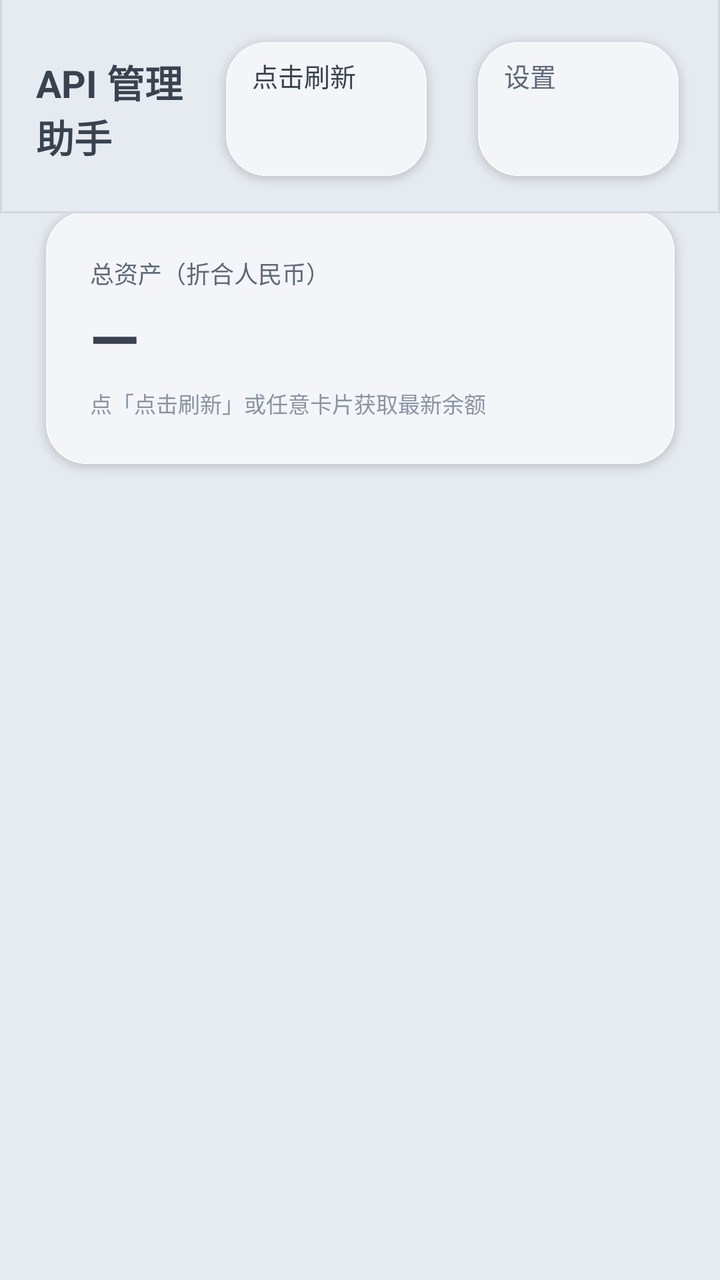
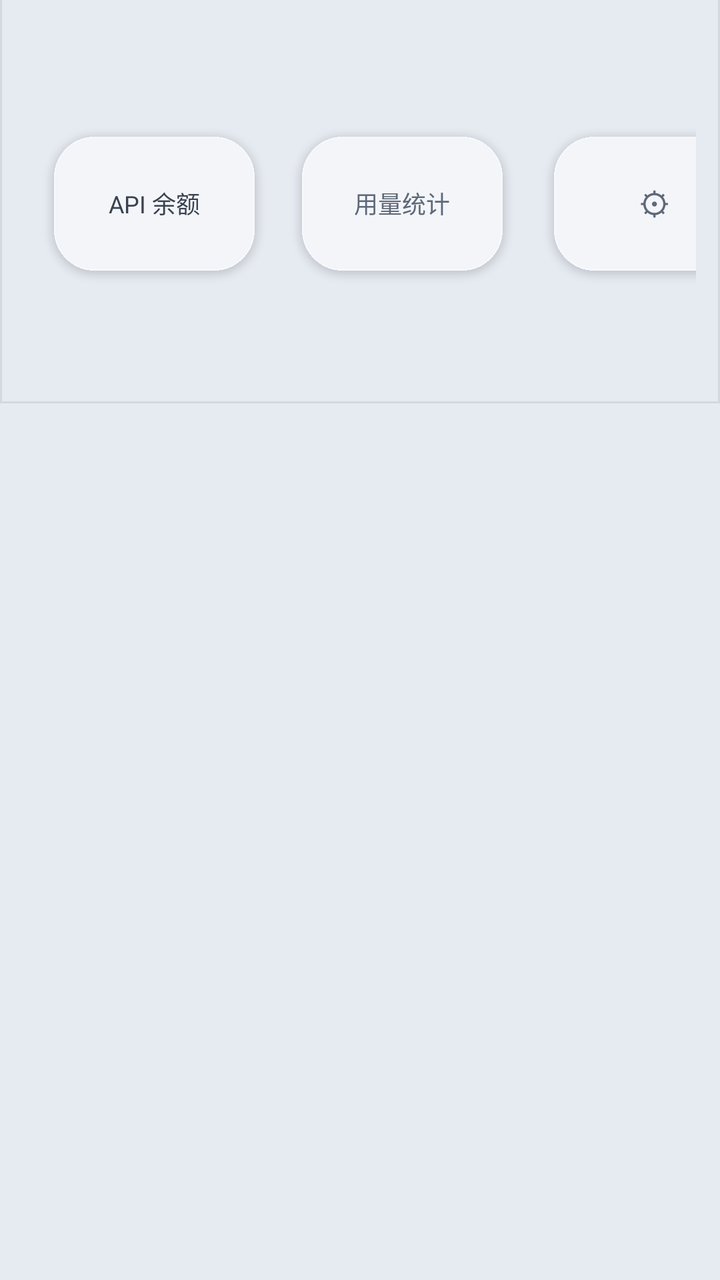

The first picture is an Android layout as it rendered before a commit; the second is the same layout after the commit. The layout source and the unified diff follow.
<!-- AndroidManifest.xml: application theme AppTheme -->
<!-- res/layout/activity_main.xml -->
<?xml version="1.0" encoding="utf-8"?>
<FrameLayout xmlns:android="http://schemas.android.com/apk/res/android"
    android:id="@+id/main_root"
    android:layout_width="match_parent"
    android:layout_height="match_parent"
    android:background="@color/bg">

    <ScrollView
        android:id="@+id/main_scroll"
        android:layout_width="match_parent"
        android:layout_height="match_parent"
        android:clipToPadding="false"
        android:paddingLeft="14dp"
        android:paddingRight="14dp"
        android:paddingBottom="20dp"
        android:scrollbars="none"
        android:overScrollMode="never">

        <LinearLayout
            android:layout_width="match_parent"
            android:layout_height="wrap_content"
            android:orientation="vertical">

            
            <LinearLayout
                android:id="@+id/tab_row"
                android:layout_width="match_parent"
                android:layout_height="wrap_content"
                android:orientation="horizontal"
                android:layout_marginBottom="12dp">

                <TextView
                    android:id="@+id/tab_api"
                    android:layout_width="0dp"
                    android:layout_height="wrap_content"
                    android:layout_weight="1"
                    android:gravity="center"
                    android:background="@drawable/card_bg"
                    android:paddingTop="12dp"
                    android:paddingBottom="12dp"
                    android:text="API 余额"
                    android:textColor="@color/tx"
                    android:textSize="14sp"
                    android:textStyle="bold" />

                <TextView
                    android:id="@+id/tab_stats"
                    android:layout_width="0dp"
                    android:layout_height="wrap_content"
                    android:layout_weight="1"
                    android:layout_marginLeft="8dp"
                    android:gravity="center"
                    android:background="@drawable/card_bg"
                    android:paddingTop="12dp"
                    android:paddingBottom="12dp"
                    android:text="用量统计"
                    android:textColor="@color/tx2"
                    android:textSize="14sp" />
            </LinearLayout>

            
            <LinearLayout
                android:id="@+id/total_card"
                android:layout_width="match_parent"
                android:layout_height="wrap_content"
                android:orientation="vertical"
                android:background="@drawable/total_bg"
                android:padding="31dp"
                android:layout_marginBottom="13dp">

                <TextView
                    android:layout_width="match_parent"
                    android:layout_height="wrap_content"
                    android:text="@string/main_total_label"
                    android:textColor="@color/tx2"
                    android:textSize="12sp" />

                <TextView
                    android:id="@+id/t_total"
                    android:layout_width="match_parent"
                    android:layout_height="wrap_content"
                    android:layout_marginTop="2dp"
                    android:text="—"
                    android:textColor="@color/tx"
                    android:textSize="32sp"
                    android:textStyle="bold" />

                <TextView
                    android:id="@+id/t_sub"
                    android:layout_width="match_parent"
                    android:layout_height="wrap_content"
                    android:layout_marginTop="3dp"
                    android:text="@string/tap_refresh"
                    android:textColor="@color/tx3"
                    android:textSize="11sp" />
            </LinearLayout>

            
            <LinearLayout
                android:id="@+id/cards"
                android:layout_width="match_parent"
                android:layout_height="wrap_content"
                android:orientation="vertical" />

            
            <LinearLayout
                android:id="@+id/stats_container"
                android:layout_width="match_parent"
                android:layout_height="wrap_content"
                android:orientation="vertical"
                android:visibility="gone">

                
                <com.minis.balancewidget.UsageChartView
                    android:id="@+id/usage_chart"
                    android:layout_width="match_parent"
                    android:layout_height="250dp"
                    android:background="@drawable/stats_card_bg"
                    android:padding="10dp" />

                
                <LinearLayout
                    android:layout_width="match_parent"
                    android:layout_height="wrap_content"
                    android:orientation="horizontal"
                    android:gravity="right"
                    android:layout_marginTop="4dp">
                    <TextView android:id="@+id/range_pick" android:layout_width="wrap_content"
                        android:layout_height="wrap_content" android:gravity="center"
                        android:background="@drawable/card_btn" android:paddingLeft="16dp" android:paddingRight="16dp"
                        android:paddingTop="6dp" android:paddingBottom="6dp"
                        android:text="日期 ▽" android:textColor="@color/tx" android:textSize="12sp" />
                </LinearLayout>

                
                <LinearLayout
                    android:id="@+id/stats_platforms"
                    android:layout_width="match_parent"
                    android:layout_height="wrap_content"
                    android:orientation="vertical"
                    android:layout_marginTop="14dp" />

                
                <TextView
                    android:id="@+id/stats_range_label"
                    android:layout_width="match_parent"
                    android:layout_height="wrap_content"
                    android:layout_marginTop="16dp"
                    android:text="近 7 日"
                    android:textColor="@color/tx"
                    android:textSize="15sp"
                    android:textStyle="bold" />

                
                <LinearLayout
                    android:id="@+id/stats_detail"
                    android:layout_width="match_parent"
                    android:layout_height="wrap_content"
                    android:orientation="vertical" />

                <TextView
                    android:id="@+id/btn_fix_recharge"
                    android:layout_width="wrap_content"
                    android:layout_height="wrap_content"
                    android:layout_marginTop="10dp"
                    android:background="@drawable/card_btn"
                    android:paddingLeft="16dp"
                    android:paddingRight="16dp"
                    android:paddingTop="9dp"
                    android:paddingBottom="9dp"
                    android:text="修正充值"
                    android:textColor="@color/tx"
                    android:textSize="12sp" />

                
                <TextView
                    android:id="@+id/stats_totals"
                    android:layout_width="match_parent"
                    android:layout_height="wrap_content"
                    android:layout_marginTop="12dp"
                    android:textColor="@color/tx"
                    android:textSize="15sp"
                    android:textStyle="bold" />

                
                <TextView android:id="@+id/stats_clean" android:layout_width="wrap_content"
                    android:layout_height="wrap_content" android:layout_marginTop="12dp"
                    android:layout_marginBottom="28dp" android:gravity="center"
                    android:background="@drawable/card_btn" android:paddingLeft="18dp" android:paddingRight="18dp"
                    android:paddingTop="10dp" android:paddingBottom="10dp"
                    android:text="清理数据" android:textColor="@color/danger" android:textSize="13sp" />
            </LinearLayout>
        </LinearLayout>
    </ScrollView>

    
    <LinearLayout
        android:id="@+id/app_header"
        android:layout_width="match_parent"
        android:layout_height="wrap_content"
        android:layout_gravity="top"
        android:orientation="horizontal"
        android:gravity="center_vertical"
        android:background="@drawable/header_bg"
        android:paddingLeft="18dp"
        android:paddingRight="12dp"
        android:paddingTop="12dp"
        android:paddingBottom="10dp">

        <TextView
            android:layout_width="0dp"
            android:layout_height="wrap_content"
            android:layout_weight="1"
            android:text="@string/main_title"
            android:textColor="@color/tx"
            android:textSize="19sp"
            android:textStyle="bold" />

        <TextView
            android:id="@+id/btn_refresh"
            android:layout_width="wrap_content"
            android:layout_height="wrap_content"
            android:background="@drawable/card_bg"
            android:paddingLeft="22dp"
            android:paddingRight="22dp"
            android:paddingTop="16dp"
            android:paddingBottom="16dp"
            android:text="@string/refresh"
            android:textColor="@color/tx"
            android:textSize="13sp" />

        <TextView
            android:id="@+id/btn_settings"
            android:layout_width="wrap_content"
            android:layout_height="wrap_content"
            android:layout_marginLeft="8dp"
            android:background="@drawable/card_bg"
            android:paddingLeft="22dp"
            android:paddingRight="22dp"
            android:paddingTop="16dp"
            android:paddingBottom="16dp"
            android:text="@string/settings"
            android:textColor="@color/tx2"
            android:textSize="13sp" />
    </LinearLayout>
</FrameLayout>
<!-- resources referenced by this layout -->
<resources>
  <color name="bg">#E6EAF1</color>
  <color name="danger">#C93B3B</color>
  <color name="tx">#39424F</color>
  <color name="tx2">#5E6878</color>
  <color name="tx3">#8A94A3</color>
  <!-- drawable card_bg: png bitmap (drawable-night-nodpi, 5368 bytes) -->
  <!-- drawable card_btn (drawable) -->
  <?xml version="1.0" encoding="utf-8"?>
  <shape xmlns:android="http://schemas.android.com/apk/res/android"
      android:shape="rectangle">
      <corners android:radius="16dp" />
      <solid android:color="@color/neu_surface" />
      <stroke android:width="1dp" android:color="@color/neu_dark" />
  </shape>
  <!-- drawable header_bg (drawable) -->
  <?xml version="1.0" encoding="utf-8"?>
  <layer-list xmlns:android="http://schemas.android.com/apk/res/android">
      <item>
          <shape android:shape="rectangle">
              <solid android:color="@color/bg" />
          </shape>
      </item>
      <item android:top="-1dp">
          <shape android:shape="rectangle">
              <solid android:color="@android:color/transparent" />
              <stroke android:width="1dp" android:color="@color/header_line" />
          </shape>
      </item>
  </layer-list>
  <!-- drawable stats_card_bg (drawable) -->
  <?xml version="1.0" encoding="utf-8"?>
  <shape xmlns:android="http://schemas.android.com/apk/res/android"
      android:shape="rectangle">
      <corners android:radius="18dp" />
      <gradient
          android:angle="270"
          android:startColor="#20FFFFFF"
          android:centerColor="#14FFFFFF"
          android:endColor="#0AFFFFFF" />
      <stroke
          android:width="1dp"
          android:color="#26FFFFFF" />
  </shape>
  <!-- drawable total_bg: png bitmap (drawable-night-nodpi, 5127 bytes) -->
  <string name="main_title">API 管理助手</string>
  <string name="main_total_label">总资产（折合人民币）</string>
  <string name="refresh">点击刷新</string>
  <string name="settings">设置</string>
  <string name="tap_refresh">点「点击刷新」或任意卡片获取最新余额</string>
  <style name="AppTheme" parent="@android:style/Theme.DeviceDefault.Light.NoActionBar">
          <item name="android:windowBackground">@color/bg</item>
          <item name="android:colorBackground">@color/bg</item>
          <item name="android:fitsSystemWindows">false</item>
          <item name="android:textColorPrimary">@color/tx</item>
          <item name="android:textColorSecondary">@color/tx2</item>
      </style>
  <color name="neu_surface">#E7ECF4</color>
  <color name="neu_dark">#BAC4D4</color>
  <color name="header_line">#14000000</color>
</resources>

<!-- the commit's change to res/layout/activity_main.xml (unified diff, before → after) -->
@@ -23,43 +23,6 @@
 
             
             <LinearLayout
-                android:id="@+id/tab_row"
-                android:layout_width="match_parent"
-                android:layout_height="wrap_content"
-                android:orientation="horizontal"
-                android:layout_marginBottom="12dp">
-
-                <TextView
-                    android:id="@+id/tab_api"
-                    android:layout_width="0dp"
-                    android:layout_height="wrap_content"
-                    android:layout_weight="1"
-                    android:gravity="center"
-                    android:background="@drawable/card_bg"
-                    android:paddingTop="12dp"
-                    android:paddingBottom="12dp"
-                    android:text="API 余额"
-                    android:textColor="@color/tx"
-                    android:textSize="14sp"
-                    android:textStyle="bold" />
-
-                <TextView
-                    android:id="@+id/tab_stats"
-                    android:layout_width="0dp"
-                    android:layout_height="wrap_content"
-                    android:layout_weight="1"
-                    android:layout_marginLeft="8dp"
-                    android:gravity="center"
-                    android:background="@drawable/card_bg"
-                    android:paddingTop="12dp"
-                    android:paddingBottom="12dp"
-                    android:text="用量统计"
-                    android:textColor="@color/tx2"
-                    android:textSize="14sp" />
-            </LinearLayout>
-
-            
-            <LinearLayout
                 android:id="@+id/total_card"
                 android:layout_width="match_parent"
                 android:layout_height="wrap_content"
@@ -111,26 +74,27 @@
                 android:visibility="gone">
 
                 
-                <com.minis.balancewidget.UsageChartView
-                    android:id="@+id/usage_chart"
-                    android:layout_width="match_parent"
-                    android:layout_height="250dp"
-                    android:background="@drawable/stats_card_bg"
-                    android:padding="10dp" />
-
-                
-                <LinearLayout
-                    android:layout_width="match_parent"
-                    android:layout_height="wrap_content"
-                    android:orientation="horizontal"
-                    android:gravity="right"
-                    android:layout_marginTop="4dp">
+                <FrameLayout
+                    android:layout_width="match_parent"
+                    android:layout_height="wrap_content">
+
+                    <com.minis.balancewidget.UsageChartView
+                        android:id="@+id/usage_chart"
+                        android:layout_width="match_parent"
+                        android:layout_height="250dp"
+                        android:background="@drawable/card_bg"
+                        android:padding="10dp" />
+
                     <TextView android:id="@+id/range_pick" android:layout_width="wrap_content"
-                        android:layout_height="wrap_content" android:gravity="center"
-                        android:background="@drawable/card_btn" android:paddingLeft="16dp" android:paddingRight="16dp"
-                        android:paddingTop="6dp" android:paddingBottom="6dp"
-                        android:text="日期 ▽" android:textColor="@color/tx" android:textSize="12sp" />
-                </LinearLayout>
+                        android:layout_height="wrap_content"
+                        android:layout_gravity="bottom|right"
+                        android:layout_marginRight="6dp"
+                        android:layout_marginBottom="10dp"
+                        android:gravity="center"
+                        android:background="@drawable/card_btn" android:paddingLeft="12dp" android:paddingRight="12dp"
+                        android:paddingTop="4dp" android:paddingBottom="4dp"
+                        android:text="近 7 天 ▽" android:textColor="@color/tx" android:textSize="11sp" />
+                </FrameLayout>
 
                 
                 <LinearLayout
@@ -138,14 +102,22 @@
                     android:layout_width="match_parent"
                     android:layout_height="wrap_content"
                     android:orientation="vertical"
-                    android:layout_marginTop="14dp" />
+                    android:layout_marginTop="6dp" />
+
+                
+                <View
+                    android:layout_width="match_parent"
+                    android:layout_height="1dp"
+                    android:layout_marginTop="12dp"
+                    android:layout_marginBottom="4dp"
+                    android:background="@color/neu_dark" />
 
                 
                 <TextView
                     android:id="@+id/stats_range_label"
                     android:layout_width="match_parent"
                     android:layout_height="wrap_content"
-                    android:layout_marginTop="16dp"
+                    android:layout_marginTop="10dp"
                     android:text="近 7 日"
                     android:textColor="@color/tx"
                     android:textSize="15sp"
@@ -162,8 +134,9 @@
                     android:id="@+id/btn_fix_recharge"
                     android:layout_width="wrap_content"
                     android:layout_height="wrap_content"
+                    android:layout_gravity="right"
                     android:layout_marginTop="10dp"
-                    android:background="@drawable/card_btn"
+                    android:background="@drawable/card_bg"
                     android:paddingLeft="16dp"
                     android:paddingRight="16dp"
                     android:paddingTop="9dp"
@@ -184,9 +157,10 @@
 
                 
                 <TextView android:id="@+id/stats_clean" android:layout_width="wrap_content"
-                    android:layout_height="wrap_content" android:layout_marginTop="12dp"
+                    android:layout_height="wrap_content" android:layout_gravity="right"
+                    android:layout_marginTop="12dp"
                     android:layout_marginBottom="28dp" android:gravity="center"
-                    android:background="@drawable/card_btn" android:paddingLeft="18dp" android:paddingRight="18dp"
+                    android:background="@drawable/card_bg" android:paddingLeft="18dp" android:paddingRight="18dp"
                     android:paddingTop="10dp" android:paddingBottom="10dp"
                     android:text="清理数据" android:textColor="@color/danger" android:textSize="13sp" />
             </LinearLayout>
@@ -213,34 +187,53 @@
             android:layout_weight="1"
             android:text="@string/main_title"
             android:textColor="@color/tx"
-            android:textSize="19sp"
+            android:textSize="17sp"
             android:textStyle="bold" />
 
-        <TextView
-            android:id="@+id/btn_refresh"
+        
+        <TextView
+            android:id="@+id/tab_api"
             android:layout_width="wrap_content"
             android:layout_height="wrap_content"
             android:background="@drawable/card_bg"
-            android:paddingLeft="22dp"
-            android:paddingRight="22dp"
-            android:paddingTop="16dp"
-            android:paddingBottom="16dp"
-            android:text="@string/refresh"
+            android:gravity="center"
+            android:paddingLeft="14dp"
+            android:paddingRight="14dp"
+            android:paddingTop="8dp"
+            android:paddingBottom="8dp"
+            android:text="API 余额"
             android:textColor="@color/tx"
-            android:textSize="13sp" />
-
+            android:textSize="12sp" />
+
+        <TextView
+            android:id="@+id/tab_stats"
+            android:layout_width="wrap_content"
+            android:layout_height="wrap_content"
+            android:layout_marginLeft="6dp"
+            android:background="@drawable/card_bg"
+            android:gravity="center"
+            android:paddingLeft="14dp"
+            android:paddingRight="14dp"
+            android:paddingTop="8dp"
+            android:paddingBottom="8dp"
+            android:text="用量统计"
+            android:textColor="@color/tx2"
+            android:textSize="12sp" />
+
+        
         <TextView
             android:id="@+id/btn_settings"
             android:layout_width="wrap_content"
             android:layout_height="wrap_content"
             android:layout_marginLeft="8dp"
             android:background="@drawable/card_bg"
-            android:paddingLeft="22dp"
-            android:paddingRight="22dp"
-            android:paddingTop="16dp"
-            android:paddingBottom="16dp"
-            android:text="@string/settings"
+            android:gravity="center"
+            android:paddingLeft="12dp"
+            android:paddingRight="12dp"
+            android:paddingTop="8dp"
+            android:paddingBottom="8dp"
+            android:text="⚙"
             android:textColor="@color/tx2"
-            android:textSize="13sp" />
+            android:textSize="16sp" />
     </LinearLayout>
 </FrameLayout>
<!-- resource entries referenced after the edit -->
@@ -2,6 +2,7 @@
 <resources>
   <color name="bg">#E6EAF1</color>
   <color name="danger">#C93B3B</color>
+  <color name="neu_dark">#BAC4D4</color>
   <color name="tx">#39424F</color>
   <color name="tx2">#5E6878</color>
   <color name="tx3">#8A94A3</color>
@@ -12,7 +13,6 @@
       android:shape="rectangle">
       <corners android:radius="16dp" />
       <solid android:color="@color/neu_surface" />
-      <stroke android:width="1dp" android:color="@color/neu_dark" />
   </shape>
   <!-- drawable header_bg (drawable) -->
   <?xml version="1.0" encoding="utf-8"?>
@@ -29,26 +29,10 @@
           </shape>
       </item>
   </layer-list>
-  <!-- drawable stats_card_bg (drawable) -->
-  <?xml version="1.0" encoding="utf-8"?>
-  <shape xmlns:android="http://schemas.android.com/apk/res/android"
-      android:shape="rectangle">
-      <corners android:radius="18dp" />
-      <gradient
-          android:angle="270"
-          android:startColor="#20FFFFFF"
-          android:centerColor="#14FFFFFF"
-          android:endColor="#0AFFFFFF" />
-      <stroke
-          android:width="1dp"
-          android:color="#26FFFFFF" />
-  </shape>
   <!-- drawable total_bg: png bitmap (drawable-night-nodpi, 5127 bytes) -->
   <string name="main_title">API 管理助手</string>
   <string name="main_total_label">总资产（折合人民币）</string>
-  <string name="refresh">点击刷新</string>
-  <string name="settings">设置</string>
-  <string name="tap_refresh">点「点击刷新」或任意卡片获取最新余额</string>
+  <string name="tap_refresh">点击此栏或任意卡片刷新余额</string>
   <style name="AppTheme" parent="@android:style/Theme.DeviceDefault.Light.NoActionBar">
           <item name="android:windowBackground">@color/bg</item>
           <item name="android:colorBackground">@color/bg</item>
@@ -57,7 +41,6 @@
           <item name="android:textColorSecondary">@color/tx2</item>
       </style>
   <color name="neu_surface">#E7ECF4</color>
-  <color name="neu_dark">#BAC4D4</color>
   <color name="header_line">#14000000</color>
 </resources>
 
